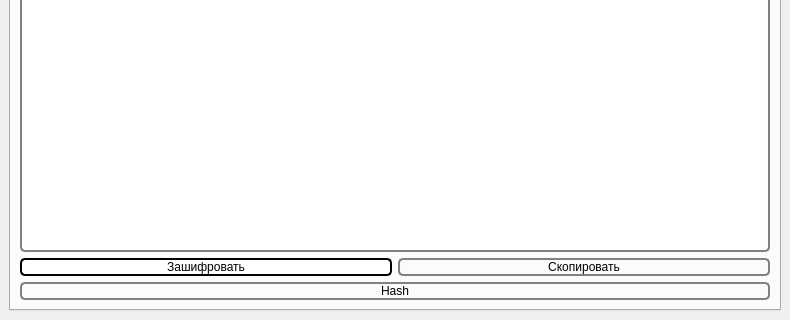
First picture: the form in design.ui, repository eidzokumakura/universal_encoder, before the edit; both pictures show x 0 to 790 and y 386 to 706 of the 790 by 706 pixel window.
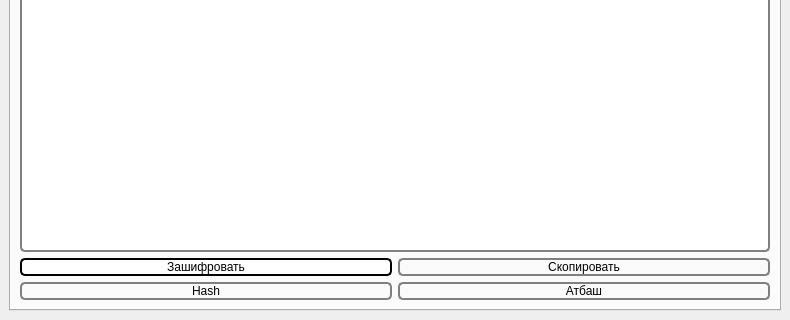
Second picture: the form after the edit. The open tabs and pages were chosen to show the change. Icons and pictures are not drawn.

The edit to the form file:
```diff
--- a/design.ui
+++ b/design.ui
@@ -575,6 +575,13 @@
               </property>
              </widget>
             </item>
+            <item>
+             <widget class="QPushButton" name="atbash">
+              <property name="text">
+               <string>Атбаш</string>
+              </property>
+             </widget>
+            </item>
            </layout>
           </item>
          </layout>
```
Left out of the diff: 2 changed lines with no effect on the pictures.
